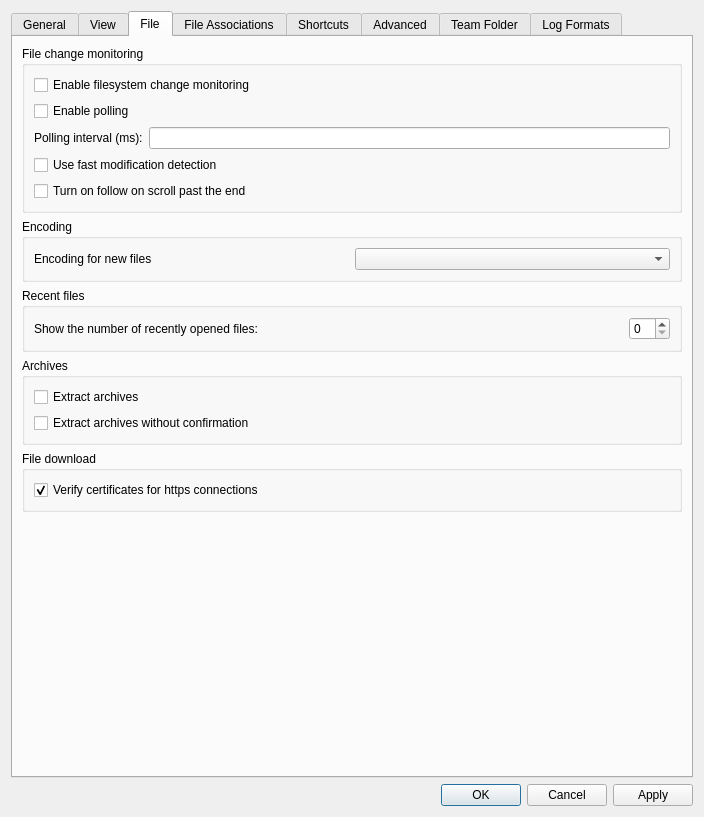
Qt form src/ui/include/optionsdialog.ui (64x-lunicorn/LogSquirl) before a commit.
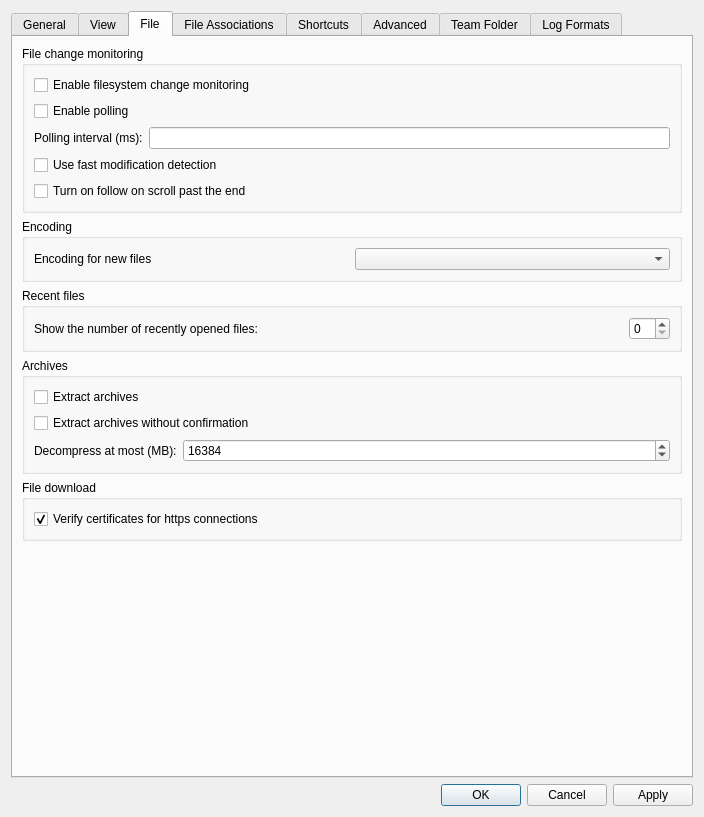
The same form after that commit. The open tabs and pages were chosen to show the change.

The edit to the form file:
```diff
--- a/src/ui/include/optionsdialog.ui
+++ b/src/ui/include/optionsdialog.ui
@@ -750,6 +750,39 @@
             </property>
            </widget>
           </item>
+          <item>
+           <layout class="QHBoxLayout" name="decompressionBudgetLayout">
+            <item>
+             <widget class="QLabel" name="decompressionBudgetLabel">
+              <property name="text">
+               <string>Decompress at most (MB):</string>
+              </property>
+             </widget>
+            </item>
+            <item>
+             <widget class="QSpinBox" name="decompressionBudgetSpinBox">
+              <property name="sizePolicy">
+               <sizepolicy hsizetype="MinimumExpanding" vsizetype="Fixed">
+                <horstretch>0</horstretch>
+                <verstretch>0</verstretch>
+               </sizepolicy>
+              </property>
+              <property name="toolTip">
+               <string>A compressed file or an archive expands to at most this many megabytes; a larger one is not opened</string>
+              </property>
+              <property name="minimum">
+               <number>1</number>
+              </property>
+              <property name="maximum">
+               <number>8000000</number>
+              </property>
+              <property name="value">
+               <number>16384</number>
+              </property>
+             </widget>
+            </item>
+           </layout>
+          </item>
          </layout>
         </widget>
        </item>
```
